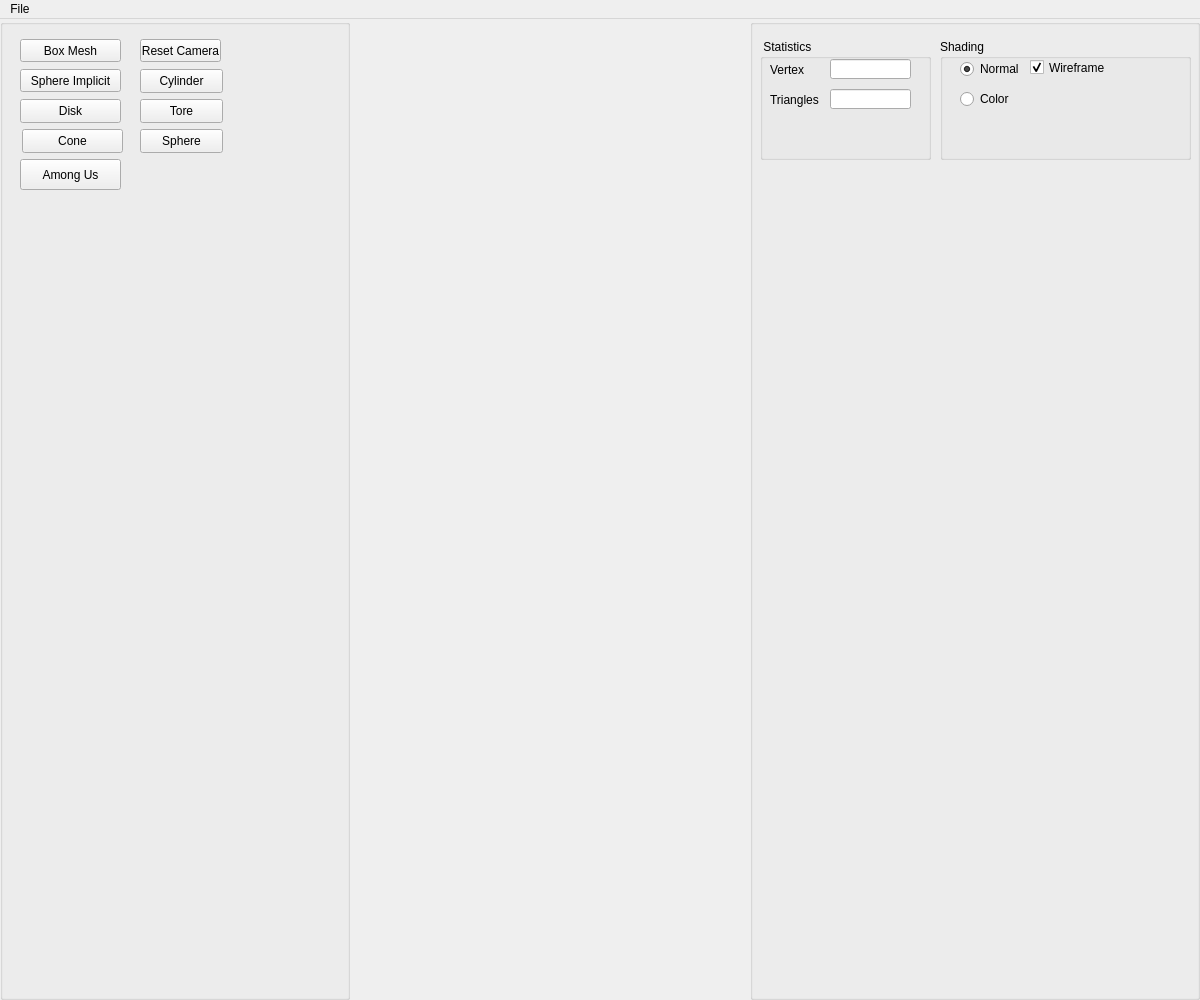
AlexTheHugMachine/openGLM1, file AppTinyMesh/UI/interface.ui: the form before one commit.
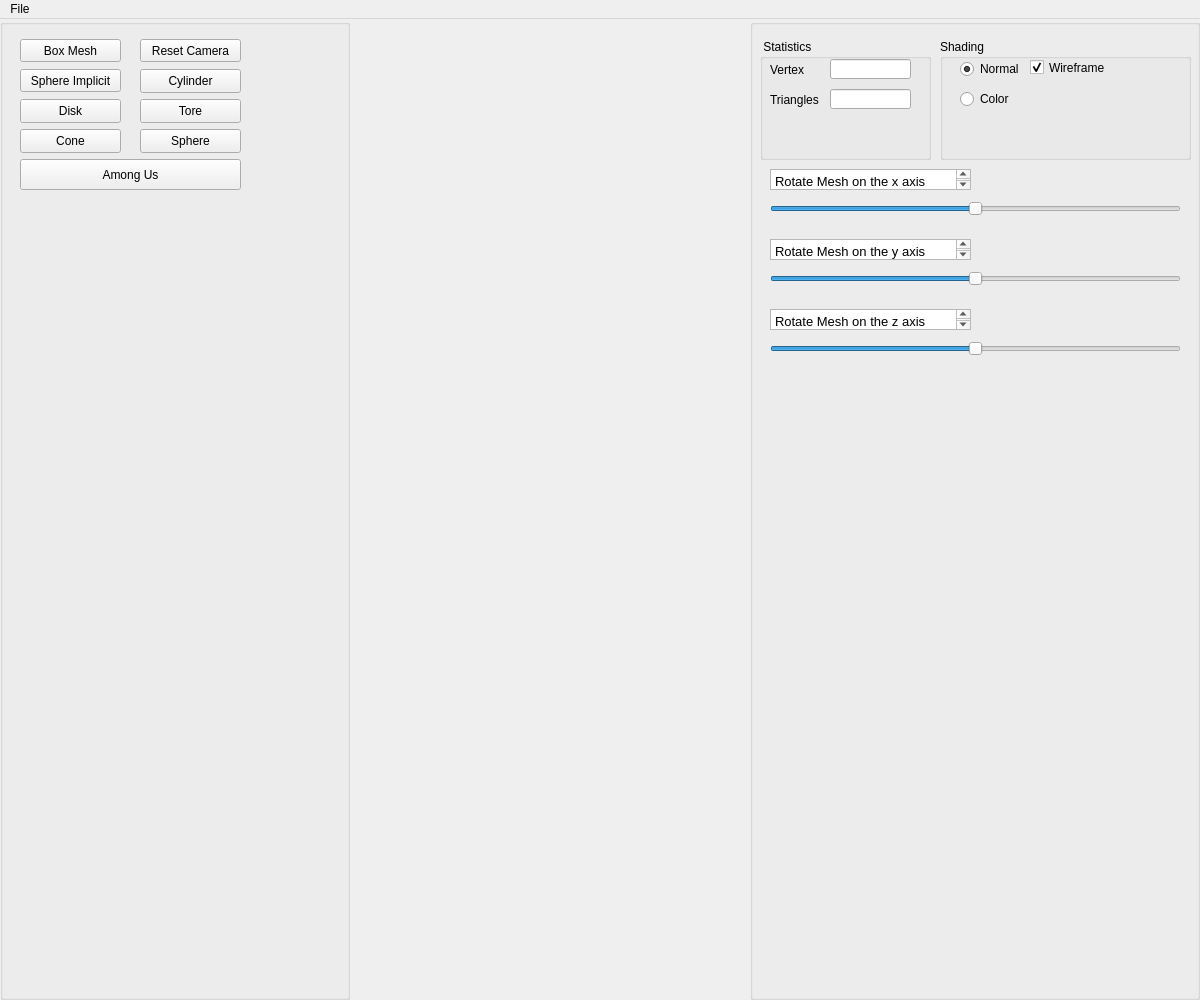
The form after the commit.

Commit message: ajout sliders de rotation

What changed in the file:
```diff
--- a/AppTinyMesh/UI/interface.ui
+++ b/AppTinyMesh/UI/interface.ui
@@ -85,7 +85,7 @@
         <rect>
          <x>140</x>
          <y>20</y>
-         <width>81</width>
+         <width>101</width>
          <height>23</height>
         </rect>
        </property>
@@ -137,7 +137,7 @@
         <rect>
          <x>140</x>
          <y>50</y>
-         <width>83</width>
+         <width>101</width>
          <height>24</height>
         </rect>
        </property>
@@ -163,7 +163,7 @@
         <rect>
          <x>140</x>
          <y>80</y>
-         <width>83</width>
+         <width>101</width>
          <height>24</height>
         </rect>
        </property>
@@ -174,7 +174,7 @@
       <widget class="QPushButton" name="ConeButton">
        <property name="geometry">
         <rect>
-         <x>22</x>
+         <x>20</x>
          <y>110</y>
          <width>101</width>
          <height>24</height>
@@ -189,7 +189,7 @@
         <rect>
          <x>140</x>
          <y>110</y>
-         <width>83</width>
+         <width>101</width>
          <height>24</height>
         </rect>
        </property>
@@ -202,7 +202,7 @@
         <rect>
          <x>20</x>
          <y>140</y>
-         <width>101</width>
+         <width>221</width>
          <height>31</height>
         </rect>
        </property>
@@ -361,6 +361,117 @@
         </property>
        </widget>
       </widget>
+      <widget class="QTextBrowser" name="textBrowser">
+       <property name="geometry">
+        <rect>
+         <x>20</x>
+         <y>150</y>
+         <width>201</width>
+         <height>21</height>
+        </rect>
+       </property>
+       <property name="html">
+        <string>&lt;!DOCTYPE HTML PUBLIC &quot;-//W3C//DTD HTML 4.0//EN&quot; &quot;http://www.w3.org/TR/REC-html40/strict.dtd&quot;&gt;
+&lt;html&gt;&lt;head&gt;&lt;meta name=&quot;qrichtext&quot; content=&quot;1&quot; /&gt;&lt;meta charset=&quot;utf-8&quot; /&gt;&lt;style type=&quot;text/css&quot;&gt;
+p, li { white-space: pre-wrap; }
+hr { height: 1px; border-width: 0; }
+&lt;/style&gt;&lt;/head&gt;&lt;body style=&quot; font-family:'Fira Sans Semi-Light'; font-size:10pt; font-weight:400; font-style:normal;&quot;&gt;
+&lt;p style=&quot; margin-top:0px; margin-bottom:0px; margin-left:0px; margin-right:0px; -qt-block-indent:0; text-indent:0px;&quot;&gt;Rotate Mesh on the x axis&lt;/p&gt;&lt;/body&gt;&lt;/html&gt;</string>
+       </property>
+      </widget>
+      <widget class="QTextBrowser" name="textBrowser_2">
+       <property name="geometry">
+        <rect>
+         <x>20</x>
+         <y>220</y>
+         <width>201</width>
+         <height>21</height>
+        </rect>
+       </property>
+       <property name="html">
+        <string>&lt;!DOCTYPE HTML PUBLIC &quot;-//W3C//DTD HTML 4.0//EN&quot; &quot;http://www.w3.org/TR/REC-html40/strict.dtd&quot;&gt;
+&lt;html&gt;&lt;head&gt;&lt;meta name=&quot;qrichtext&quot; content=&quot;1&quot; /&gt;&lt;meta charset=&quot;utf-8&quot; /&gt;&lt;style type=&quot;text/css&quot;&gt;
+p, li { white-space: pre-wrap; }
+hr { height: 1px; border-width: 0; }
+&lt;/style&gt;&lt;/head&gt;&lt;body style=&quot; font-family:'Fira Sans Semi-Light'; font-size:10pt; font-weight:400; font-style:normal;&quot;&gt;
+&lt;p style=&quot; margin-top:0px; margin-bottom:0px; margin-left:0px; margin-right:0px; -qt-block-indent:0; text-indent:0px;&quot;&gt;Rotate Mesh on the y axis&lt;/p&gt;&lt;/body&gt;&lt;/html&gt;</string>
+       </property>
+      </widget>
+      <widget class="QTextBrowser" name="textBrowser_3">
+       <property name="geometry">
+        <rect>
+         <x>20</x>
+         <y>290</y>
+         <width>201</width>
+         <height>21</height>
+        </rect>
+       </property>
+       <property name="html">
+        <string>&lt;!DOCTYPE HTML PUBLIC &quot;-//W3C//DTD HTML 4.0//EN&quot; &quot;http://www.w3.org/TR/REC-html40/strict.dtd&quot;&gt;
+&lt;html&gt;&lt;head&gt;&lt;meta name=&quot;qrichtext&quot; content=&quot;1&quot; /&gt;&lt;meta charset=&quot;utf-8&quot; /&gt;&lt;style type=&quot;text/css&quot;&gt;
+p, li { white-space: pre-wrap; }
+hr { height: 1px; border-width: 0; }
+&lt;/style&gt;&lt;/head&gt;&lt;body style=&quot; font-family:'Fira Sans Semi-Light'; font-size:10pt; font-weight:400; font-style:normal;&quot;&gt;
+&lt;p style=&quot; margin-top:0px; margin-bottom:0px; margin-left:0px; margin-right:0px; -qt-block-indent:0; text-indent:0px;&quot;&gt;Rotate Mesh on the z axis&lt;/p&gt;&lt;/body&gt;&lt;/html&gt;</string>
+       </property>
+      </widget>
+      <widget class="QSlider" name="RotateXslider">
+       <property name="geometry">
+        <rect>
+         <x>20</x>
+         <y>180</y>
+         <width>411</width>
+         <height>20</height>
+        </rect>
+       </property>
+       <property name="minimum">
+        <number>-180</number>
+       </property>
+       <property name="maximum">
+        <number>180</number>
+       </property>
+       <property name="orientation">
+        <enum>Qt::Horizontal</enum>
+       </property>
+      </widget>
+      <widget class="QSlider" name="RotateYslider">
+       <property name="geometry">
+        <rect>
+         <x>20</x>
+         <y>250</y>
+         <width>411</width>
+         <height>20</height>
+        </rect>
+       </property>
+       <property name="minimum">
+        <number>-180</number>
+       </property>
+       <property name="maximum">
+        <number>180</number>
+       </property>
+       <property name="orientation">
+        <enum>Qt::Horizontal</enum>
+       </property>
+      </widget>
+      <widget class="QSlider" name="RotateZslider">
+       <property name="geometry">
+        <rect>
+         <x>20</x>
+         <y>320</y>
+         <width>411</width>
+         <height>20</height>
+        </rect>
+       </property>
+       <property name="minimum">
+        <number>-180</number>
+       </property>
+       <property name="maximum">
+        <number>180</number>
+       </property>
+       <property name="orientation">
+        <enum>Qt::Horizontal</enum>
+       </property>
+      </widget>
      </widget>
     </item>
    </layout>
```
The commit also changes 7 other files.
